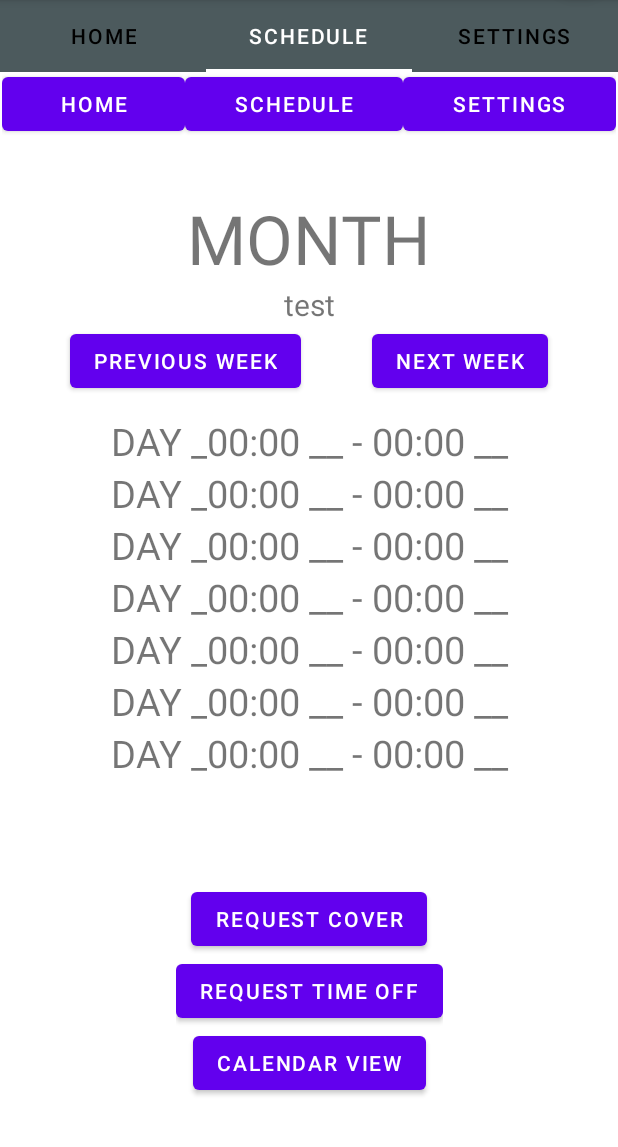
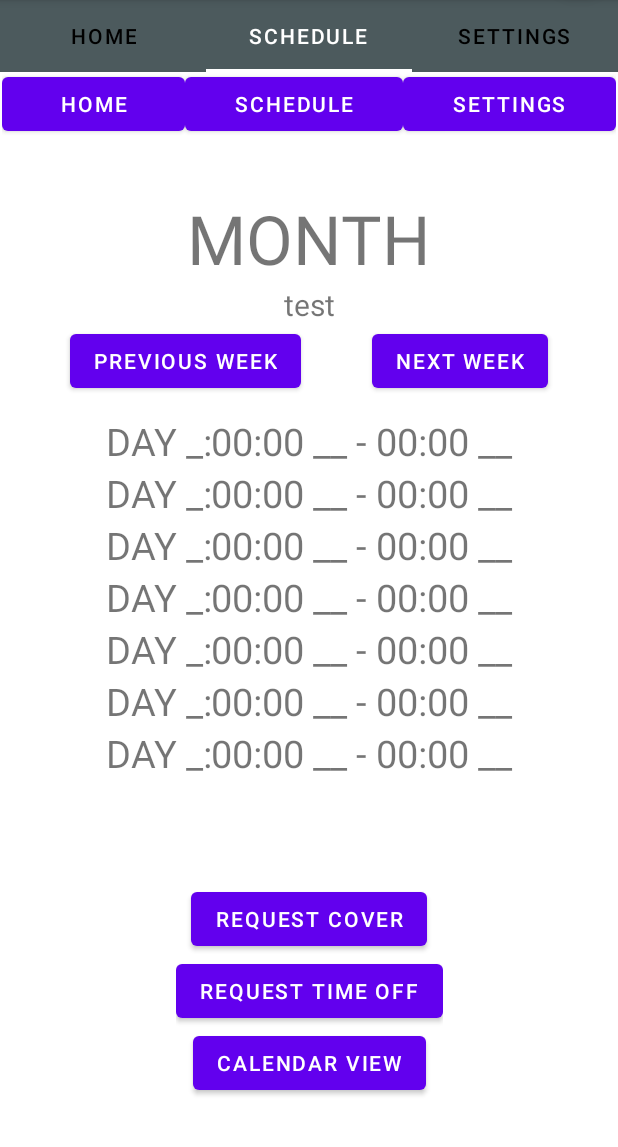
Before and after one commit to omarr321/AppDevProject, an Android app: the screen it shows after launch (MainActivity), tab 2 chosen, on a phone screen of 412 x 824 dp, the part 89-1236 px from its top. Run offline under Robolectric (Android 15) with nearby library versions, the phone set to English and light mode, and no system bars.

Commit message:
fixed a month on the secdule view so it is centered

```diff
--- a/app/src/main/res/layout/fragment_schedule_view.xml
+++ b/app/src/main/res/layout/fragment_schedule_view.xml
@@ -40,6 +40,7 @@
     </LinearLayout>
 
     <TextView
+        android:gravity="center"
         android:id="@+id/month"
         android:layout_width="wrap_content"
         android:layout_height="wrap_content"
--- a/app/src/main/res/values/strings.xml
+++ b/app/src/main/res/values/strings.xml
@@ -13,7 +13,7 @@
     <string name="projectedNI">Projected Net Income: </string>
     <string name="month">MONTH</string>
     <string name="year">YEAR</string>
-    <string name="dayText">DAY _</string>
+    <string name="dayText">DAY _:</string>
     <string name="workHour">00:00 __ - 00:00 __</string>
     <string name="requestCover">Request Cover</string>
     <string name="requestTimeOff">Request Time Off</string>
```
